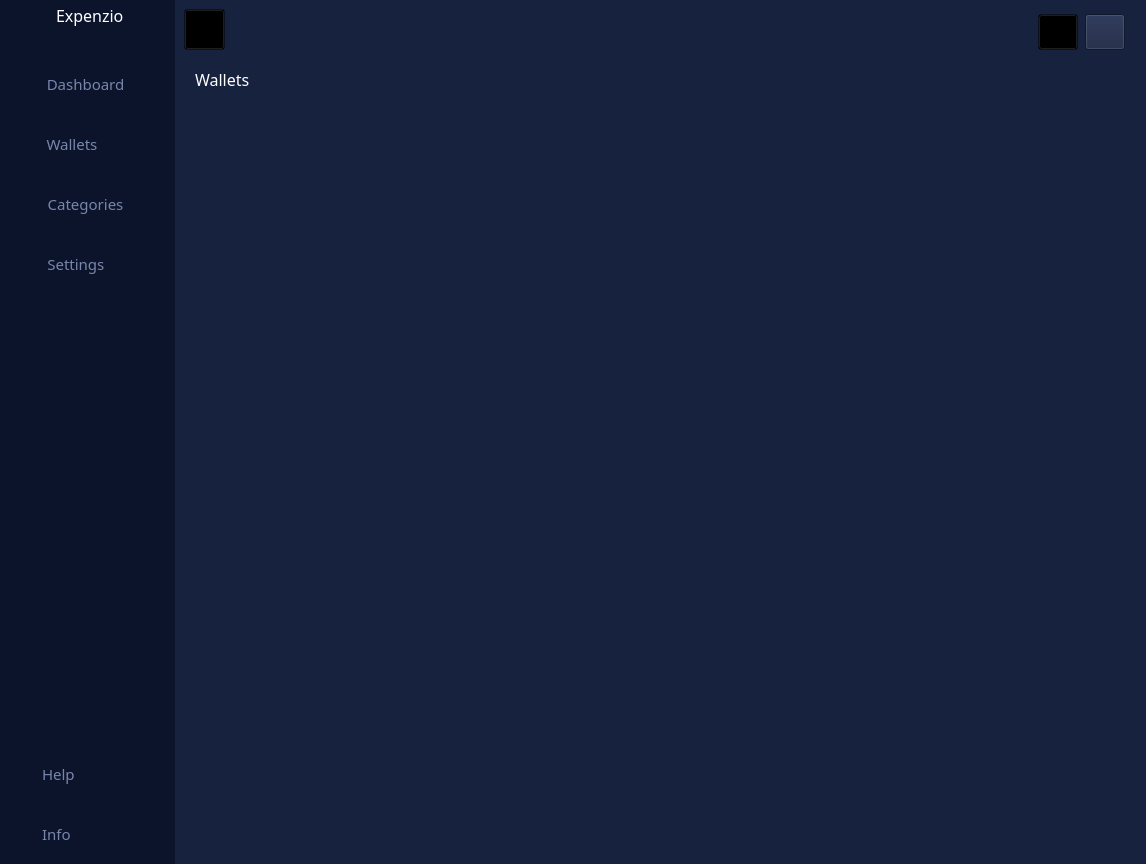
Before: the Qt Designer form HOMEWINDOW5.ui in v4sud3v/MINI-PROJECT, drawn with Qt 5.
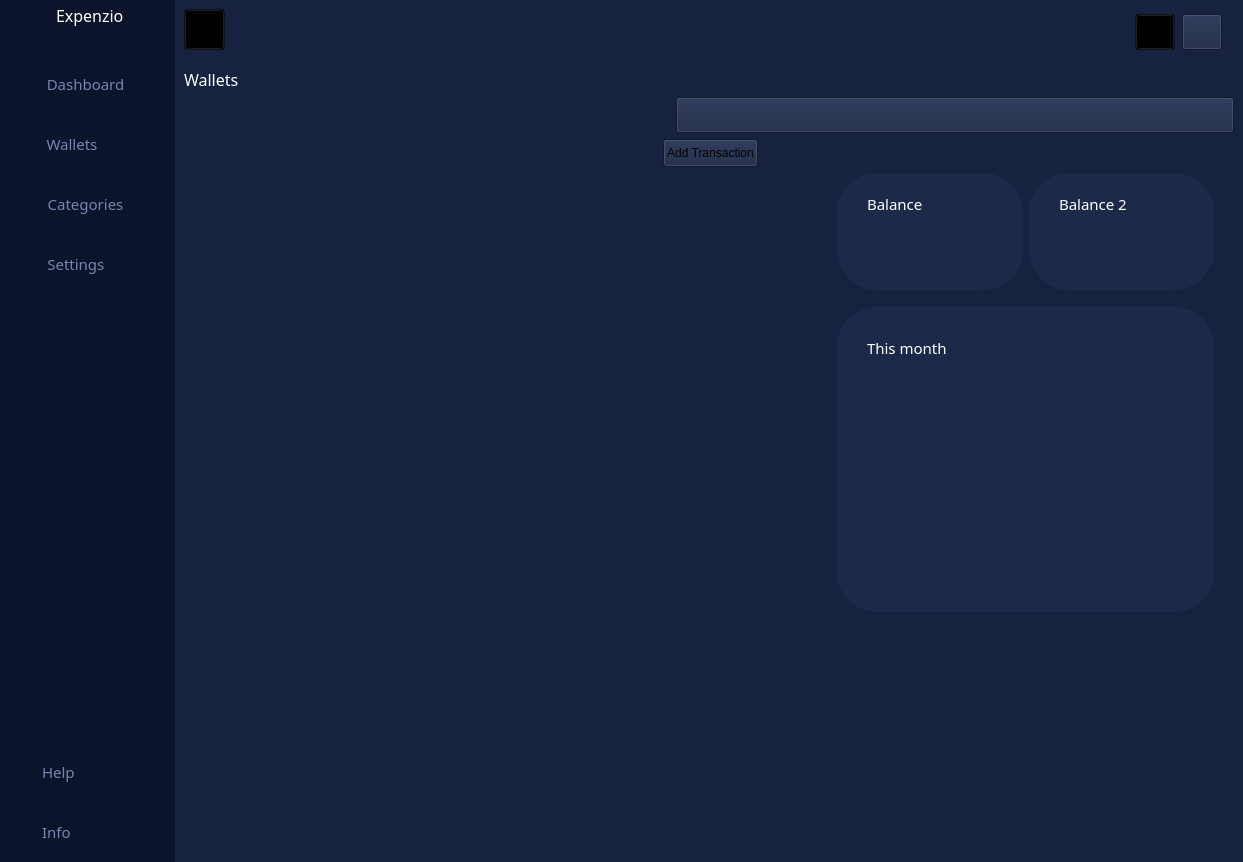
After: the same form once the commit is applied. The open tabs and pages were chosen to show the change. Icons and pictures are not drawn.

Commit message: wallet tab changed

```diff
--- a/HOMEWINDOW5.ui
+++ b/HOMEWINDOW5.ui
@@ -6,8 +6,8 @@
    <rect>
     <x>0</x>
     <y>0</y>
-    <width>1146</width>
-    <height>864</height>
+    <width>1243</width>
+    <height>862</height>
    </rect>
   </property>
   <property name="windowTitle">
@@ -1578,33 +1578,445 @@
           </layout>
          </widget>
          <widget class="QWidget" name="page_2">
-          <widget class="QLabel" name="label_8">
-           <property name="geometry">
-            <rect>
-             <x>20</x>
-             <y>10</y>
-             <width>141</width>
-             <height>20</height>
-            </rect>
-           </property>
-           <property name="font">
-            <font>
-             <family>Century Gothic</family>
-             <pointsize>12</pointsize>
-             <weight>9</weight>
-             <italic>false</italic>
-             <bold>false</bold>
-            </font>
-           </property>
-           <property name="styleSheet">
-            <string notr="true">color: rgb(255, 255, 255);
+          <layout class="QVBoxLayout" name="verticalLayout_3">
+           <item>
+            <widget class="QLabel" name="label_8">
+             <property name="font">
+              <font>
+               <family>Century Gothic</family>
+               <pointsize>12</pointsize>
+               <weight>9</weight>
+               <italic>false</italic>
+               <bold>false</bold>
+              </font>
+             </property>
+             <property name="styleSheet">
+              <string notr="true">color: rgb(255, 255, 255);
 
 font: 75 12pt &quot;Century Gothic&quot;;</string>
-           </property>
-           <property name="text">
-            <string>Wallets</string>
-           </property>
-          </widget>
+             </property>
+             <property name="text">
+              <string>Wallets</string>
+             </property>
+            </widget>
+           </item>
+           <item>
+            <layout class="QHBoxLayout" name="horizontalLayout_35">
+             <item>
+              <spacer name="horizontalSpacer_43">
+               <property name="orientation">
+                <enum>Qt::Horizontal</enum>
+               </property>
+               <property name="sizeType">
+                <enum>QSizePolicy::Maximum</enum>
+               </property>
+               <property name="sizeHint" stdset="0">
+                <size>
+                 <width>492</width>
+                 <height>21</height>
+                </size>
+               </property>
+              </spacer>
+             </item>
+             <item>
+              <widget class="QPushButton" name="transdetails">
+               <property name="minimumSize">
+                <size>
+                 <width>36</width>
+                 <height>36</height>
+                </size>
+               </property>
+               <property name="styleSheet">
+                <string notr="true">QPushButton{
+	border: 1px solid;
+	border-color:transparent;
+	border-radius: 17px;
+}
+
+font: 3pt &quot;Century Gothic&quot;;</string>
+               </property>
+               <property name="text">
+                <string/>
+               </property>
+               <property name="icon">
+                <iconset resource="resources.qrc">
+                 <normaloff>:/icon/icons/book.svg</normaloff>:/icon/icons/book.svg</iconset>
+               </property>
+               <property name="iconSize">
+                <size>
+                 <width>25</width>
+                 <height>25</height>
+                </size>
+               </property>
+              </widget>
+             </item>
+            </layout>
+           </item>
+           <item>
+            <layout class="QHBoxLayout" name="horizontalLayout_33">
+             <item>
+              <spacer name="horizontalSpacer_42">
+               <property name="orientation">
+                <enum>Qt::Horizontal</enum>
+               </property>
+               <property name="sizeType">
+                <enum>QSizePolicy::Preferred</enum>
+               </property>
+               <property name="sizeHint" stdset="0">
+                <size>
+                 <width>4</width>
+                 <height>9</height>
+                </size>
+               </property>
+              </spacer>
+             </item>
+             <item>
+              <widget class="QPushButton" name="pushButton_5">
+               <property name="sizePolicy">
+                <sizepolicy hsizetype="Maximum" vsizetype="Fixed">
+                 <horstretch>0</horstretch>
+                 <verstretch>0</verstretch>
+                </sizepolicy>
+               </property>
+               <property name="minimumSize">
+                <size>
+                 <width>90</width>
+                 <height>28</height>
+                </size>
+               </property>
+               <property name="styleSheet">
+                <string notr="true">QPushButton{
+	border: 1px solid;
+	border-color:#fff;
+	border-radius: 7px;
+color:#fff;
+}
+QPushButton:hover{
+color:rgb(22, 201, 236);
+border-color:rgb(22, 201, 236);
+}
+font: 3pt &quot;Century Gothic&quot;;</string>
+               </property>
+               <property name="text">
+                <string>Add Transaction</string>
+               </property>
+              </widget>
+             </item>
+            </layout>
+           </item>
+           <item>
+            <layout class="QHBoxLayout" name="horizontalLayout_29">
+             <item>
+              <spacer name="horizontalSpacer_39">
+               <property name="orientation">
+                <enum>Qt::Horizontal</enum>
+               </property>
+               <property name="sizeType">
+                <enum>QSizePolicy::Preferred</enum>
+               </property>
+               <property name="sizeHint" stdset="0">
+                <size>
+                 <width>653</width>
+                 <height>21</height>
+                </size>
+               </property>
+              </spacer>
+             </item>
+             <item>
+              <widget class="QFrame" name="overview_frame_5">
+               <property name="sizePolicy">
+                <sizepolicy hsizetype="Expanding" vsizetype="Expanding">
+                 <horstretch>0</horstretch>
+                 <verstretch>0</verstretch>
+                </sizepolicy>
+               </property>
+               <property name="minimumSize">
+                <size>
+                 <width>0</width>
+                 <height>0</height>
+                </size>
+               </property>
+               <property name="maximumSize">
+                <size>
+                 <width>4960</width>
+                 <height>1800</height>
+                </size>
+               </property>
+               <property name="styleSheet">
+                <string notr="true">*{background-color: rgb(28, 41, 72);
+border-radius: 40px;
+pading-left: 20px;}
+QComboBox::down-arrow {
+    image:url(:/icon/icons/chevron-down.svg);
+	width: 0;
+}
+QLineEdit{
+border-bottom-color: rgb(255, 255, 255);
+}</string>
+               </property>
+               <property name="frameShape">
+                <enum>QFrame::NoFrame</enum>
+               </property>
+               <property name="frameShadow">
+                <enum>QFrame::Plain</enum>
+               </property>
+               <property name="lineWidth">
+                <number>0</number>
+               </property>
+               <widget class="QLabel" name="label_45">
+                <property name="geometry">
+                 <rect>
+                  <x>30</x>
+                  <y>20</y>
+                  <width>121</width>
+                  <height>21</height>
+                 </rect>
+                </property>
+                <property name="font">
+                 <font>
+                  <family>Century Gothic</family>
+                  <pointsize>11</pointsize>
+                  <weight>50</weight>
+                  <italic>false</italic>
+                  <bold>false</bold>
+                 </font>
+                </property>
+                <property name="styleSheet">
+                 <string notr="true">color:#fff</string>
+                </property>
+                <property name="text">
+                 <string>Balance</string>
+                </property>
+               </widget>
+              </widget>
+             </item>
+             <item>
+              <widget class="QFrame" name="overview_frame_6">
+               <property name="sizePolicy">
+                <sizepolicy hsizetype="Expanding" vsizetype="Expanding">
+                 <horstretch>0</horstretch>
+                 <verstretch>0</verstretch>
+                </sizepolicy>
+               </property>
+               <property name="minimumSize">
+                <size>
+                 <width>0</width>
+                 <height>0</height>
+                </size>
+               </property>
+               <property name="maximumSize">
+                <size>
+                 <width>4960</width>
+                 <height>1800</height>
+                </size>
+               </property>
+               <property name="styleSheet">
+                <string notr="true">*{background-color: rgb(28, 41, 72);
+border-radius: 40px;
+pading-left: 20px;}
+QComboBox::down-arrow {
+    image:url(:/icon/icons/chevron-down.svg);
+	width: 0;
+}
+QLineEdit{
+border-bottom-color: rgb(255, 255, 255);
+}</string>
+               </property>
+               <property name="frameShape">
+                <enum>QFrame::NoFrame</enum>
+               </property>
+               <property name="frameShadow">
+                <enum>QFrame::Plain</enum>
+               </property>
+               <property name="lineWidth">
+                <number>0</number>
+               </property>
+               <widget class="QLabel" name="label_47">
+                <property name="geometry">
+                 <rect>
+                  <x>30</x>
+                  <y>20</y>
+                  <width>121</width>
+                  <height>21</height>
+                 </rect>
+                </property>
+                <property name="font">
+                 <font>
+                  <family>Century Gothic</family>
+                  <pointsize>11</pointsize>
+                  <weight>50</weight>
+                  <italic>false</italic>
+                  <bold>false</bold>
+                 </font>
+                </property>
+                <property name="styleSheet">
+                 <string notr="true">color:#fff</string>
+                </property>
+                <property name="text">
+                 <string>Balance 2</string>
+                </property>
+               </widget>
+              </widget>
+             </item>
+             <item>
+              <spacer name="horizontalSpacer_40">
+               <property name="orientation">
+                <enum>Qt::Horizontal</enum>
+               </property>
+               <property name="sizeType">
+                <enum>QSizePolicy::Preferred</enum>
+               </property>
+               <property name="sizeHint" stdset="0">
+                <size>
+                 <width>20</width>
+                 <height>20</height>
+                </size>
+               </property>
+              </spacer>
+             </item>
+            </layout>
+           </item>
+           <item>
+            <spacer name="verticalSpacer_18">
+             <property name="orientation">
+              <enum>Qt::Vertical</enum>
+             </property>
+             <property name="sizeType">
+              <enum>QSizePolicy::Preferred</enum>
+             </property>
+             <property name="sizeHint" stdset="0">
+              <size>
+               <width>20</width>
+               <height>11</height>
+              </size>
+             </property>
+            </spacer>
+           </item>
+           <item>
+            <layout class="QVBoxLayout" name="verticalLayout_2">
+             <item>
+              <layout class="QHBoxLayout" name="horizontalLayout_32">
+               <item>
+                <spacer name="horizontalSpacer_38">
+                 <property name="orientation">
+                  <enum>Qt::Horizontal</enum>
+                 </property>
+                 <property name="sizeType">
+                  <enum>QSizePolicy::Preferred</enum>
+                 </property>
+                 <property name="sizeHint" stdset="0">
+                  <size>
+                   <width>653</width>
+                   <height>13</height>
+                  </size>
+                 </property>
+                </spacer>
+               </item>
+               <item>
+                <widget class="QFrame" name="Monthly_frame_5">
+                 <property name="sizePolicy">
+                  <sizepolicy hsizetype="Expanding" vsizetype="Expanding">
+                   <horstretch>0</horstretch>
+                   <verstretch>0</verstretch>
+                  </sizepolicy>
+                 </property>
+                 <property name="minimumSize">
+                  <size>
+                   <width>231</width>
+                   <height>305</height>
+                  </size>
+                 </property>
+                 <property name="maximumSize">
+                  <size>
+                   <width>4420</width>
+                   <height>120000</height>
+                  </size>
+                 </property>
+                 <property name="styleSheet">
+                  <string notr="true">*{background-color: rgb(28, 41, 72);
+border-radius: 40px;
+pading-left: 20px;}
+QComboBox::down-arrow {
+    image:url(:/icon/icons/chevron-down.svg);
+	width: 0;
+}
+QLineEdit{
+border-bottom-color: rgb(255, 255, 255);
+}</string>
+                 </property>
+                 <property name="frameShape">
+                  <enum>QFrame::NoFrame</enum>
+                 </property>
+                 <property name="frameShadow">
+                  <enum>QFrame::Plain</enum>
+                 </property>
+                 <property name="lineWidth">
+                  <number>0</number>
+                 </property>
+                 <widget class="QLabel" name="label_46">
+                  <property name="geometry">
+                   <rect>
+                    <x>30</x>
+                    <y>30</y>
+                    <width>92</width>
+                    <height>21</height>
+                   </rect>
+                  </property>
+                  <property name="font">
+                   <font>
+                    <family>Century Gothic</family>
+                    <pointsize>11</pointsize>
+                    <weight>50</weight>
+                    <italic>false</italic>
+                    <bold>false</bold>
+                   </font>
+                  </property>
+                  <property name="styleSheet">
+                   <string notr="true">color:#fff</string>
+                  </property>
+                  <property name="text">
+                   <string>This month</string>
+                  </property>
+                 </widget>
+                </widget>
+               </item>
+               <item>
+                <spacer name="horizontalSpacer_41">
+                 <property name="orientation">
+                  <enum>Qt::Horizontal</enum>
+                 </property>
+                 <property name="sizeType">
+                  <enum>QSizePolicy::Preferred</enum>
+                 </property>
+                 <property name="sizeHint" stdset="0">
+                  <size>
+                   <width>20</width>
+                   <height>30</height>
+                  </size>
+                 </property>
+                </spacer>
+               </item>
+              </layout>
+             </item>
+             <item>
+              <spacer name="verticalSpacer_19">
+               <property name="orientation">
+                <enum>Qt::Vertical</enum>
+               </property>
+               <property name="sizeType">
+                <enum>QSizePolicy::Preferred</enum>
+               </property>
+               <property name="sizeHint" stdset="0">
+                <size>
+                 <width>20</width>
+                 <height>241</height>
+                </size>
+               </property>
+              </spacer>
+             </item>
+            </layout>
+           </item>
+          </layout>
          </widget>
          <widget class="QWidget" name="page_3">
           <widget class="QLabel" name="label_9">
```
Left out of the diff: 2 changed lines with no effect on the pictures. The commit also changes 3 other files.
